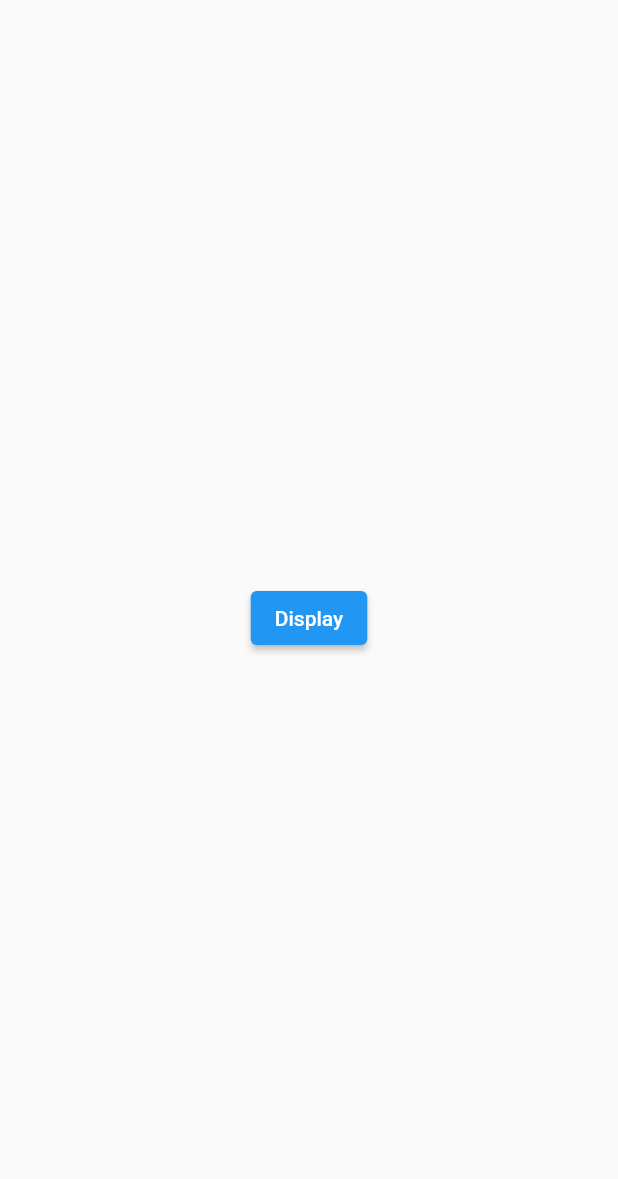
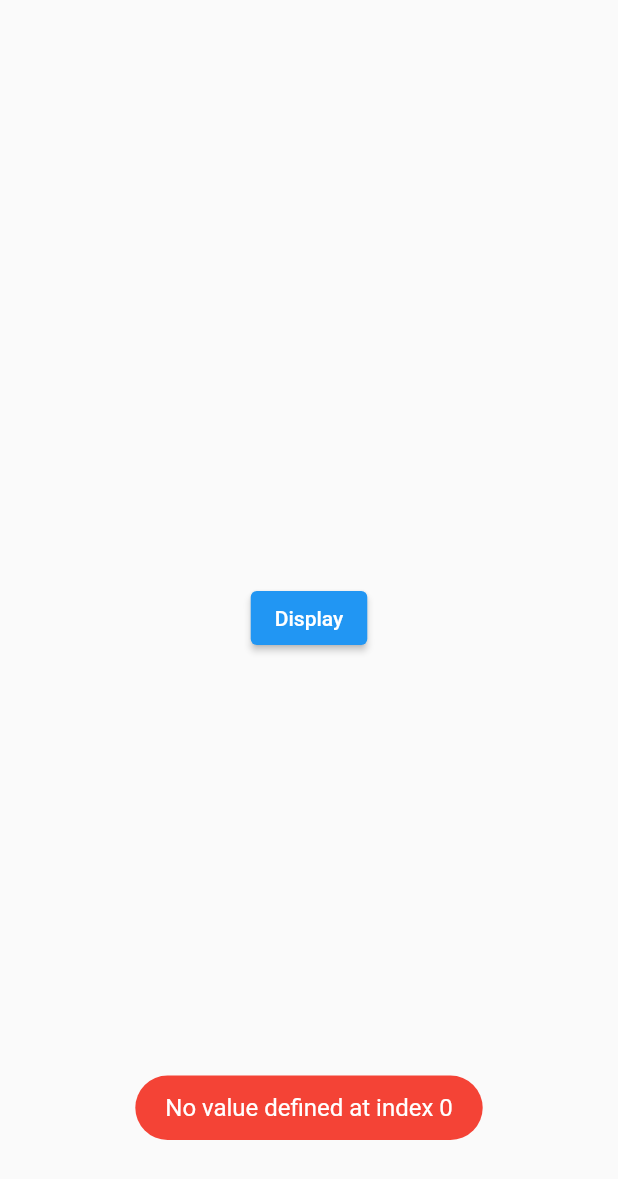
Before and after one commit to Trihz/mysecretary, a Flutter app: the DebuggerUI screen opened directly, after a tap on "Display", on a phone screen of 412 x 824 dp. Shown: the top 1179 px of the screen. Run offline on Flutter 3.47's test engine with Material 2 defaults, Android fonts, the phone set to English and light mode, and no system bars; our stand-ins replace animated_text_kit, flutter_switch, fluttertoast, hive, hive_flutter and 2 more; missing offline and left inert: dart:ffi, restart_app; accounts and stored records are empty; statements that could not run were skipped.

Commit message:
Tasks Debugging

```diff
--- a/lib/debugger/debugger_logic.dart
+++ b/lib/debugger/debugger_logic.dart
@@ -37,9 +37,7 @@ class DebuggerLogic {
   /// including their details
   void readAllTasksData() {
     int count = 1;
-    List<int> deletedIndexes = [
-      6,
-    ];
+    List<int> deletedIndexes = [];
     int deletedTasksSize = deletedIndexes.length;
     int indexSimilarityCount = 0;
     HashMap<int, List<String>> allTasks = HashMap();
@@ -79,5 +77,12 @@ class DebuggerLogic {
     displayToast(allTasks.toString());
   }
 
-
+  /// this function checks the value at index 0 of the tasks database
+  void readIndex_0_Value() {
+    if (tasksDatabase.get(0) == null) {
+      displayToast("No value defined at index 0");
+    } else {
+      displayToast(tasksDatabase.get(0));
+    }
+  }
 }
--- a/lib/debugger/debugger_ui.dart
+++ b/lib/debugger/debugger_ui.dart
@@ -20,7 +20,8 @@ class _DebuggerUIState extends State<DebuggerUI> {
             child: ElevatedButton(
                 onPressed: () {
                   //DebuggerLogic().readSettings();
-                  DebuggerLogic().readAllTasksData();
+                  DebuggerLogic().readIndex_0_Value();
+                  //DebuggerLogic().readAllTasksData();
                 },
                 child: const Text("Display"))),
       ),
```
Also changed, not shown: lib/homescreen/homescreen_logic.dart (+13 -2 lines), lib/homescreen/homescreen_ui.dart (+29 -0 lines).
